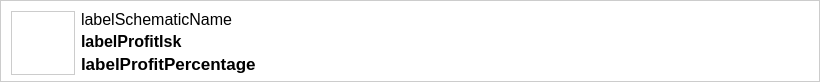
Above: src/view/schematicrow.ui from omgnull/evepi before the change. Below: the same form after it.
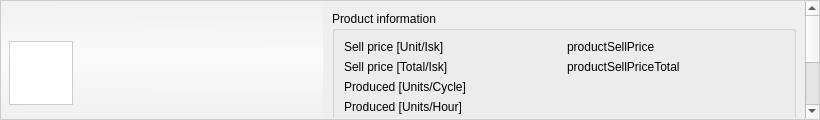
That is the form after the change.

What changed in the file:
```diff
--- a/src/view/schematicrow.ui
+++ b/src/view/schematicrow.ui
@@ -7,7 +7,7 @@
     <x>0</x>
     <y>0</y>
     <width>820</width>
-    <height>82</height>
+    <height>120</height>
    </rect>
   </property>
   <property name="sizePolicy">
@@ -19,13 +19,13 @@
   <property name="minimumSize">
    <size>
     <width>820</width>
-    <height>82</height>
+    <height>120</height>
    </size>
   </property>
   <property name="maximumSize">
    <size>
     <width>16777215</width>
-    <height>82</height>
+    <height>120</height>
    </size>
   </property>
   <property name="windowTitle">
@@ -33,48 +33,107 @@
   </property>
   <property name="styleSheet">
    <string notr="true">#SchemaitRow {
-	background-color: rgb(255, 255, 255);
+	background-color: qlineargradient(spread:pad, x1:0.50035, y1:1, x2:0.523, y2:0, stop:0 rgba(240, 240, 240, 255), stop:0.511364 rgba(250, 250, 250, 255), stop:1 rgba(240, 240, 240, 255));
 	border: 1px solid #ccc
 }</string>
   </property>
   <layout class="QGridLayout" name="gridLayout">
-   <item row="0" column="1">
-    <widget class="QLabel" name="labelSchematicName">
+   <property name="leftMargin">
+    <number>1</number>
+   </property>
+   <property name="topMargin">
+    <number>2</number>
+   </property>
+   <property name="rightMargin">
+    <number>1</number>
+   </property>
+   <property name="bottomMargin">
+    <number>2</number>
+   </property>
+   <item row="0" column="0">
+    <widget class="QWidget" name="widget" native="true">
      <property name="sizePolicy">
-      <sizepolicy hsizetype="Fixed" vsizetype="Fixed">
+      <sizepolicy hsizetype="Fixed" vsizetype="Preferred">
        <horstretch>0</horstretch>
        <verstretch>0</verstretch>
       </sizepolicy>
      </property>
      <property name="minimumSize">
       <size>
-       <width>200</width>
+       <width>305</width>
        <height>0</height>
       </size>
      </property>
+     <layout class="QGridLayout" name="gridLayout_2">
+      <property name="leftMargin">
+       <number>8</number>
+      </property>
+      <property name="topMargin">
+       <number>8</number>
+      </property>
+      <property name="rightMargin">
+       <number>8</number>
+      </property>
+      <property name="bottomMargin">
+       <number>8</number>
+      </property>
+      <item row="0" column="0" colspan="2">
+       <widget class="QLabel" name="groupName">
+        <property name="font">
+         <font>
+          <pointsize>8</pointsize>
+         </font>
+        </property>
+        <property name="styleSheet">
+         <string notr="true">#schematicGroupName {
+	color: rgb(106, 106, 106);
+}</string>
+        </property>
+        <property name="text">
+         <string/>
+        </property>
+       </widget>
+      </item>
+      <item row="1" column="1" alignment="Qt::AlignLeft">
+       <widget class="QLabel" name="schematicName">
+        <property name="sizePolicy">
+         <sizepolicy hsizetype="Fixed" vsizetype="Fixed">
+          <horstretch>0</horstretch>
+          <verstretch>0</verstretch>
+         </sizepolicy>
+        </property>
+        <property name="minimumSize">
+         <size>
+          <width>230</width>
+          <height>18</height>
+         </size>
+        </property>
      <property name="maximumSize">
       <size>
-       <width>200</width>
-       <height>16777215</height>
+          <width>230</width>
+          <height>18</height>
       </size>
      </property>
      <property name="font">
       <font>
        <family>MS Shell Dlg 2</family>
-       <pointsize>12</pointsize>
+          <pointsize>11</pointsize>
        <weight>50</weight>
        <bold>false</bold>
       </font>
      </property>
      <property name="text">
-      <string>labelSchematicName</string>
+         <string/>
+        </property>
+        <property name="alignment">
+         <set>Qt::AlignLeading|Qt::AlignLeft|Qt::AlignTop</set>
      </property>
     </widget>
    </item>
-   <item row="2" column="1">
-    <widget class="QLabel" name="labelProfitPercentage">
+      <item row="3" column="1" alignment="Qt::AlignLeft|Qt::AlignTop">
+       <widget class="QLabel" name="profitIsk">
      <property name="sizePolicy">
-      <sizepolicy hsizetype="Ignored" vsizetype="Fixed">
+         <sizepolicy hsizetype="Preferred" vsizetype="Fixed">
        <horstretch>0</horstretch>
        <verstretch>0</verstretch>
       </sizepolicy>
@@ -82,29 +141,29 @@
      <property name="minimumSize">
       <size>
        <width>0</width>
-       <height>18</height>
+          <height>12</height>
       </size>
      </property>
      <property name="maximumSize">
       <size>
        <width>16777215</width>
-       <height>18</height>
+          <height>12</height>
       </size>
      </property>
      <property name="font">
       <font>
        <family>Arial</family>
-       <pointsize>13</pointsize>
+          <pointsize>10</pointsize>
        <weight>75</weight>
        <bold>true</bold>
       </font>
      </property>
      <property name="text">
-      <string>labelProfitPercentage</string>
+         <string/>
      </property>
     </widget>
    </item>
-   <item row="0" column="0" rowspan="3">
+      <item row="1" column="0" rowspan="3" alignment="Qt::AlignLeft|Qt::AlignTop">
     <widget class="QGraphicsView" name="iconSchematic">
      <property name="sizePolicy">
       <sizepolicy hsizetype="Fixed" vsizetype="Fixed">
@@ -152,33 +211,204 @@
      </property>
     </widget>
    </item>
+      <item row="2" column="1">
+       <widget class="QLabel" name="profitPercentage">
+        <property name="sizePolicy">
+         <sizepolicy hsizetype="Preferred" vsizetype="Fixed">
+          <horstretch>0</horstretch>
+          <verstretch>0</verstretch>
+         </sizepolicy>
+        </property>
+        <property name="minimumSize">
+         <size>
+          <width>0</width>
+          <height>14</height>
+         </size>
+        </property>
+        <property name="maximumSize">
+         <size>
+          <width>16777215</width>
+          <height>14</height>
+         </size>
+        </property>
+        <property name="font">
+         <font>
+          <family>Arial</family>
+          <pointsize>10</pointsize>
+          <weight>75</weight>
+          <bold>true</bold>
+         </font>
+        </property>
+        <property name="text">
+         <string/>
+        </property>
+        <property name="alignment">
+         <set>Qt::AlignLeading|Qt::AlignLeft|Qt::AlignVCenter</set>
+        </property>
+       </widget>
+      </item>
+     </layout>
+    </widget>
+   </item>
+   <item row="0" column="1">
+    <widget class="QScrollArea" name="scrollArea">
+     <property name="styleSheet">
+      <string notr="true">QScollArea {
+	background-color: transparent;
+}
+
+</string>
+     </property>
+     <property name="frameShape">
+      <enum>QFrame::NoFrame</enum>
+     </property>
+     <property name="lineWidth">
+      <number>0</number>
+     </property>
+     <property name="verticalScrollBarPolicy">
+      <enum>Qt::ScrollBarAlwaysOn</enum>
+     </property>
+     <property name="horizontalScrollBarPolicy">
+      <enum>Qt::ScrollBarAlwaysOff</enum>
+     </property>
+     <property name="widgetResizable">
+      <bool>true</bool>
+     </property>
+     <widget class="QWidget" name="schematicRowInfo">
+      <property name="geometry">
+       <rect>
+        <x>0</x>
+        <y>0</y>
+        <width>479</width>
+        <height>198</height>
+       </rect>
+      </property>
+      <layout class="QVBoxLayout" name="verticalLayout">
+       <item>
+        <widget class="QGroupBox" name="productInfo">
+         <property name="title">
+          <string>Product information</string>
+         </property>
+         <layout class="QGridLayout" name="gridLayout_3">
+          <item row="4" column="0">
+           <widget class="QLabel" name="label_4">
+            <property name="text">
+             <string>Export cost [Total]</string>
+            </property>
+           </widget>
+          </item>
+          <item row="0" column="1">
+           <widget class="QLabel" name="productSellPrice">
+            <property name="sizePolicy">
+             <sizepolicy hsizetype="Minimum" vsizetype="Preferred">
+              <horstretch>0</horstretch>
+              <verstretch>0</verstretch>
+             </sizepolicy>
+            </property>
+            <property name="text">
+             <string>productSellPrice</string>
+            </property>
+           </widget>
+          </item>
+          <item row="4" column="1">
+           <widget class="QLabel" name="productExportCost">
+            <property name="text">
+             <string/>
+            </property>
+           </widget>
+          </item>
+          <item row="0" column="0">
+           <widget class="QLabel" name="label">
+            <property name="text">
+             <string>Sell price [Unit/Isk]</string>
+            </property>
+           </widget>
+          </item>
+          <item row="3" column="0">
+           <widget class="QLabel" name="label_2">
+            <property name="text">
+             <string>Produced [Units/Hour]</string>
+            </property>
+           </widget>
+          </item>
+          <item row="3" column="1">
+           <widget class="QLabel" name="productQuantityPerHour">
+            <property name="toolTip">
+             <string notr="true"/>
+            </property>
+            <property name="statusTip">
+             <string notr="true"/>
+            </property>
+            <property name="whatsThis">
+             <string notr="true"/>
+            </property>
+            <property name="accessibleName">
+             <string notr="true"/>
+            </property>
+            <property name="accessibleDescription">
+             <string notr="true"/>
+            </property>
+            <property name="text">
+             <string/>
+            </property>
+           </widget>
+          </item>
    <item row="1" column="1">
-    <widget class="QLabel" name="labelProfitIsk">
-     <property name="font">
-      <font>
-       <family>Arial</family>
-       <pointsize>12</pointsize>
-       <weight>75</weight>
-       <bold>true</bold>
-      </font>
-     </property>
+           <widget class="QLabel" name="productSellPriceTotal">
+            <property name="text">
+             <string>productSellPriceTotal</string>
+            </property>
+           </widget>
+          </item>
+          <item row="2" column="1">
+           <widget class="QLabel" name="productQuantityPerCycle">
      <property name="text">
-      <string>labelProfitIsk</string>
+             <string/>
      </property>
     </widget>
    </item>
-   <item row="1" column="2">
-    <spacer name="horizontalSpacer">
-     <property name="orientation">
-      <enum>Qt::Horizontal</enum>
-     </property>
-     <property name="sizeHint" stdset="0">
-      <size>
-       <width>40</width>
-       <height>20</height>
-      </size>
-     </property>
-    </spacer>
+          <item row="2" column="0">
+           <widget class="QLabel" name="label_5">
+            <property name="text">
+             <string>Produced [Units/Cycle]</string>
+            </property>
+           </widget>
+          </item>
+          <item row="1" column="0">
+           <widget class="QLabel" name="label_3">
+            <property name="text">
+             <string>Sell price [Total/Isk]</string>
+            </property>
+           </widget>
+          </item>
+          <item row="5" column="0">
+           <widget class="QLabel" name="label_7">
+            <property name="text">
+             <string>Cycle time [Min]</string>
+            </property>
+           </widget>
+          </item>
+          <item row="5" column="1">
+           <widget class="QLabel" name="productCycleTime">
+            <property name="text">
+             <string/>
+            </property>
+           </widget>
+          </item>
+         </layout>
+        </widget>
+       </item>
+       <item>
+        <widget class="QGroupBox" name="componentsInfo">
+         <property name="title">
+          <string>Components information</string>
+         </property>
+         <layout class="QGridLayout" name="gridLayout_4"/>
+        </widget>
+       </item>
+      </layout>
+     </widget>
+    </widget>
    </item>
   </layout>
  </widget>
```
Left out of the diff: 2 changed lines with no effect on the pictures. Lines whose indentation alone changed are shown as unchanged.
